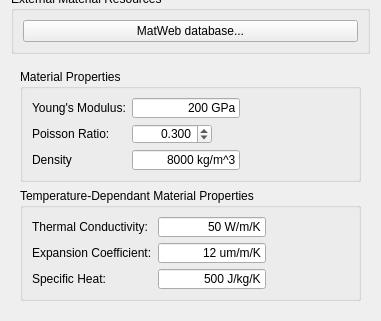
The window that src/Mod/Fem/TaskPanelFemMaterial.ui (makkemal/FreeCAD) describes before a commit, drawn with Qt 5; both pictures show x 0 to 381 and y 435 to 756 of the 381 by 756 pixel window.
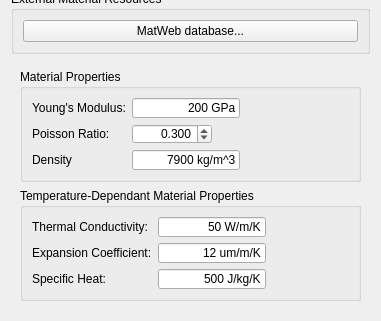
The same window after the commit. Custom widgets are drawn as their Qt base class.

Commit message: FEM: Added features to remember material type selections selections

```diff
--- a/src/Mod/Fem/TaskPanelFemMaterial.ui
+++ b/src/Mod/Fem/TaskPanelFemMaterial.ui
@@ -262,7 +262,7 @@
                </size>
               </property>
               <property name="text">
-               <string>8000 kg/m^3</string>
+               <string>7900 kg/m^3</string>
               </property>
               <property name="alignment">
                <set>Qt::AlignRight|Qt::AlignTrailing|Qt::AlignVCenter</set>
```
Left out of the diff: 2 changed lines with no effect on the pictures. The commit also changes 2 other files.
